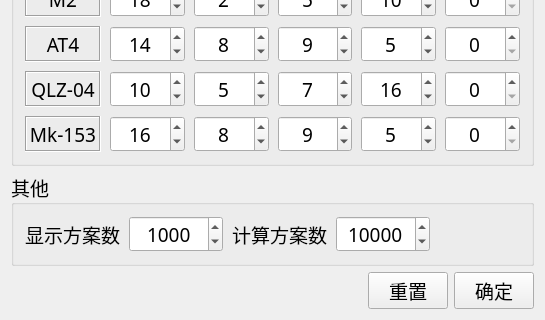
Before: the Qt Designer form CodeX/SettingWindow.ui in xxzl0130/CodeX, drawn with Qt 5; both pictures show x 0 to 545 and y 251 to 571 of the 545 by 571 pixel window.
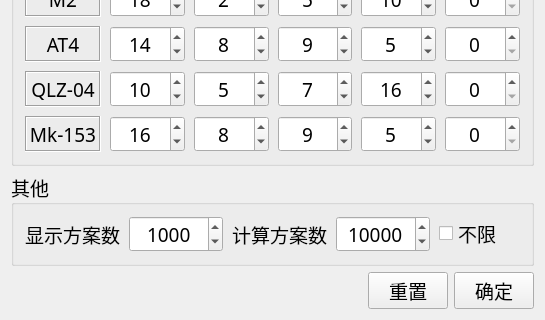
After: the same form once the commit is applied.

Patch:
```diff
--- a/CodeX/SettingWindow.ui
+++ b/CodeX/SettingWindow.ui
@@ -7,7 +7,7 @@
     <x>0</x>
     <y>0</y>
     <width>545</width>
-    <height>421</height>
+    <height>423</height>
    </rect>
   </property>
   <property name="sizePolicy">
@@ -753,6 +753,13 @@
         </property>
        </widget>
       </item>
+      <item>
+       <widget class="QCheckBox" name="unlimitCheckBox">
+        <property name="text">
+         <string>不限</string>
+        </property>
+       </widget>
+      </item>
       <item>
        <spacer name="horizontalSpacer_2">
         <property name="orientation">
```
Left out of the diff: 2 changed lines with no effect on the pictures.
